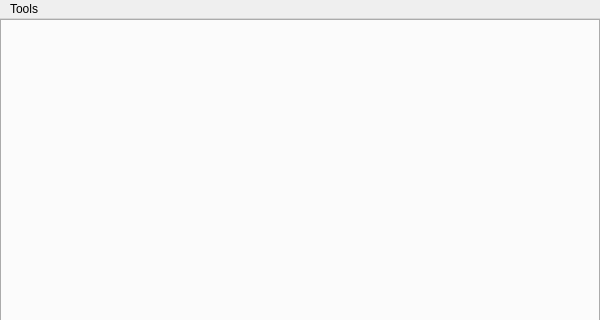
Above: frontend/src/app/main_window.ui from JaderoChan/LineageCheating before the change; both pictures show x 0 to 600 and y 0 to 320 of the 600 by 480 pixel window. Below: the same form after it.
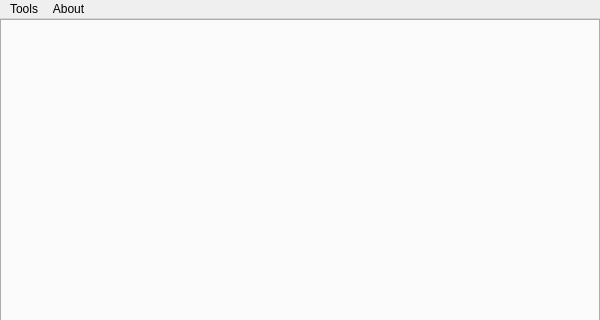
That is the form after the change.

```diff
--- a/frontend/src/app/main_window.ui
+++ b/frontend/src/app/main_window.ui
@@ -131,7 +131,13 @@
     <addaction name="actionSelectScreenColor"/>
     <addaction name="actionTestHid"/>
    </widget>
+   <widget class="QMenu" name="menuAbout">
+    <property name="title">
+     <string>About</string>
+    </property>
+   </widget>
    <addaction name="menuTools"/>
+   <addaction name="menuAbout"/>
   </widget>
   <action name="actionSearchNdiSources">
    <property name="text">
```
Left out of the diff: 4 changed lines with no effect on the pictures.
